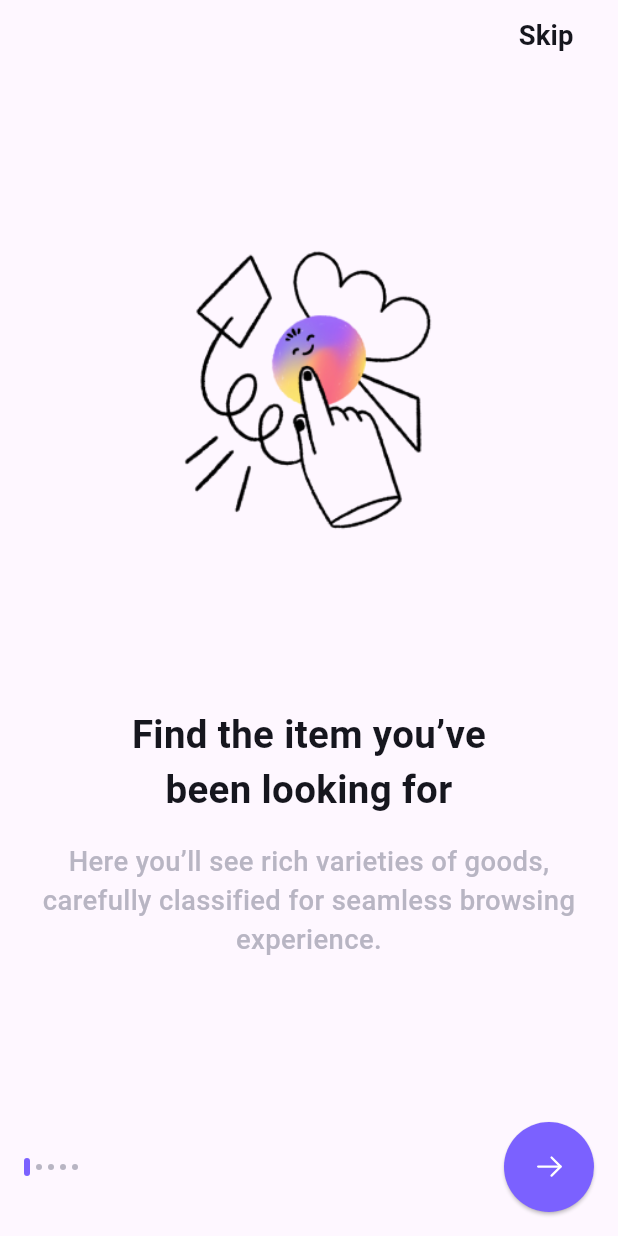
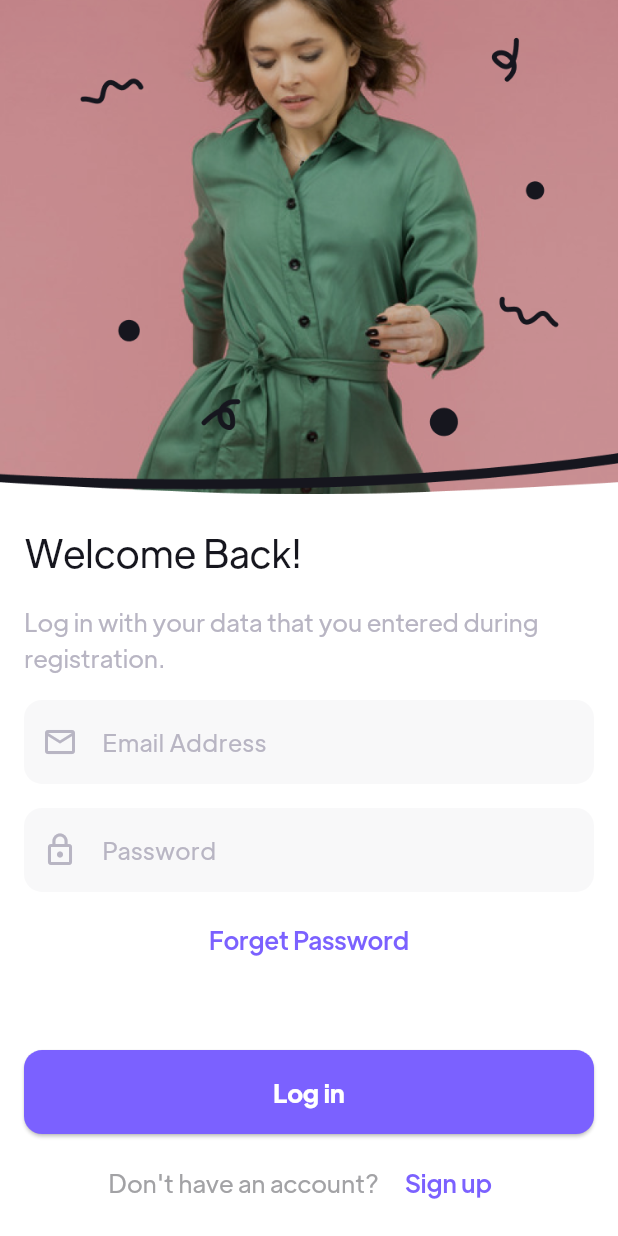
Before and after one commit to AhmedHussein1000/shoplon, a Flutter app: the screen it shows after launch, after a tap on "Skip", on a phone screen of 412 x 824 dp. Run offline on Flutter 3.47's test engine with Material 3 defaults, Android fonts, the light colour scheme and no system bars; our stand-ins replace device_preview, flutter_svg.

Commit message:
Added login screen
Added login UI.
Added Routes class.
Added Navigation from onboarding to login screen.
Added default padding  equals 16.

```diff
--- /dev/null
+++ b/devtools_options.yaml
@@ -0,0 +1,3 @@
+description: This file stores settings for Dart & Flutter DevTools.
+documentation: https://docs.flutter.dev/tools/devtools/extensions#configure-extension-enablement-states
+extensions:
--- a/lib/main.dart
+++ b/lib/main.dart
@@ -1,12 +1,15 @@
 import 'package:device_preview/device_preview.dart';
 import 'package:flutter/material.dart';
-import 'package:shoplon/screens/onboarding/onboarding_screen.dart';
+import 'package:shoplon/utils/helpers/routes.dart';
+import 'package:shoplon/utils/theme/app_theme.dart';
 
 void main() {
-  runApp(  DevicePreview(
-    enabled: true,
-    builder: (context) => const MyApp(), // Wrap your app
-  ),);
+  runApp(
+    DevicePreview(
+      enabled: false,
+      builder: (context) => const MyApp(), // Wrap your app
+    ),
+  );
 }
 
 class MyApp extends StatelessWidget {
@@ -15,13 +18,16 @@
   // This widget is the root of your application.
   @override
   Widget build(BuildContext context) {
-    return  MaterialApp(
+    return MaterialApp(
+      theme: AppTheme.lightTheme(context),
+      themeMode: ThemeMode.light,
       title: 'shoplon',
       debugShowCheckedModeBanner: false,
-       useInheritedMediaQuery: true,
+      useInheritedMediaQuery: true,
       locale: DevicePreview.locale(context),
       builder: DevicePreview.appBuilder,
-      home:const  OnboardingScreen(),
+      routes: Routes.appRoutes,
+      initialRoute: Routes.onboarding,
     );
   }
 }
--- /dev/null
+++ b/lib/screens/login/login_screen.dart
@@ -0,0 +1,68 @@
+import 'package:flutter/material.dart';
+import 'package:shoplon/screens/login/widgets/login_form.dart';
+import 'package:shoplon/utils/assets.dart';
+import 'package:shoplon/utils/helpers/constants.dart';
+import 'package:shoplon/utils/size_config.dart';
+import 'package:shoplon/utils/styles.dart';
+import 'package:shoplon/utils/widgets/have_account_or_not.dart';
+
+class LoginScreen extends StatelessWidget {
+  const LoginScreen({super.key});
+
+  @override
+  Widget build(BuildContext context) {
+    return Scaffold(
+      extendBodyBehindAppBar: true,
+      body: SingleChildScrollView(
+        child: Column(
+          children: [
+            Image.asset(
+              Assets.imagesIllustrationLoginDark,
+              height: SizeConfig.screenHeight * 0.40,
+              fit: BoxFit.fill,
+              width: double.infinity,
+            ),
+            Padding(
+              padding: const EdgeInsets.symmetric(
+                horizontal: kdefaultPadding,
+              ),
+              child: Column(
+                crossAxisAlignment: CrossAxisAlignment.start,
+                children: [
+                  const SizedBox(
+                    height: 20,
+                  ),
+                  Text(
+                    'Welcome Back!',
+                    style: Styles.styleRegular28(context),
+                  ),
+                  const SizedBox(
+                    height: kdefaultPadding,
+                  ),
+                  Text(
+                    'Log in with your data that you entered during registration. ',
+                    style: Styles.styleRegular18(context)
+                        .copyWith(color: kgreyColor),
+                  ),
+                  const SizedBox(
+                    height: kdefaultPadding,
+                  ),
+                  const LoginForm(),
+                  const SizedBox(
+                    height: kdefaultPadding / 2,
+                  ),
+                  const HaveAccountOrNot(
+                    inLoginScreen: true,
+                  ),
+                  const SizedBox(
+                    height: kdefaultPadding * 1.5,
+                  ),
+                ],
+              ),
+            )
+          ],
+        ),
+      ),
+    );
+  }
+}
--- /dev/null
+++ b/lib/screens/login/widgets/login_form.dart
@@ -0,0 +1,64 @@
+import 'package:flutter/material.dart';
+import 'package:shoplon/utils/helpers/constants.dart';
+import 'package:shoplon/utils/size_config.dart';
+import 'package:shoplon/utils/styles.dart';
+import 'package:shoplon/utils/widgets/custom_button.dart';
+import 'package:shoplon/utils/widgets/custom_text_button.dart';
+import 'package:shoplon/utils/widgets/custom_textformfield.dart';
+
+class LoginForm extends StatefulWidget {
+  const LoginForm({super.key});
+
+  @override
+  State<LoginForm> createState() => _LoginFormState();
+}
+
+class _LoginFormState extends State<LoginForm> {
+  final GlobalKey<FormState> _globalKey = GlobalKey();
+  @override
+  Widget build(BuildContext context) {
+    return Form(
+      key: _globalKey,
+      child: Column(
+        children: [
+          const CustomTextformfield(
+              hintText: 'Email Address',
+              keyboardType: TextInputType.emailAddress,
+              iconData: Icons.email_outlined,
+              obscureText: false),
+          const SizedBox(
+            height: kdefaultPadding,
+          ),
+          const CustomTextformfield(
+              hintText: 'Password',
+              iconData: Icons.lock_outline,
+              obscureText: true),
+          const SizedBox(
+            height: kdefaultPadding / 2,
+          ),
+          Align(
+            alignment: Alignment.center,
+            child: CustomTextButton(
+                onPressed: () {
+                  // context.pushNamed(Routes.forgetPassword);
+                },
+                textBtn: 'Forget Password',
+                textStyle: Styles.styleMedium18(context)),
+          ),
+          SizedBox(
+            height: SizeConfig.screenHeight > 700
+                ? SizeConfig.screenHeight * 0.06
+                : kdefaultPadding,
+          ),
+          CustomButton(
+              onPressed: () {
+                if (_globalKey.currentState!.validate()) {
+                  //context.pushNamed(Routes.home);
+                }
+              },
+              text: 'Log in')
+        ],
+      ),
+    );
+  }
+}
--- a/lib/screens/onboarding/onboarding_screen.dart
+++ b/lib/screens/onboarding/onboarding_screen.dart
@@ -9,6 +9,7 @@ class OnboardingScreen extends StatelessWidget {
   Widget build(BuildContext context) {
     SizeConfig.init(context);
     return const  Scaffold(
+      extendBodyBehindAppBar: true,
       body: SafeArea(
           child: Padding(
             padding:  EdgeInsets.symmetric( horizontal:  16.0),
--- a/lib/screens/onboarding/widgets/onboarding_body.dart
+++ b/lib/screens/onboarding/widgets/onboarding_body.dart
@@ -2,6 +2,8 @@ import 'package:flutter/material.dart';
 import 'package:shoplon/models/onboarding_model.dart';
 import 'package:shoplon/screens/onboarding/widgets/next_page_indicators_row.dart';
 import 'package:shoplon/screens/onboarding/widgets/onboarding_pageview.dart';
+import 'package:shoplon/utils/helpers/extensions.dart';
+import 'package:shoplon/utils/helpers/routes.dart';
 import 'package:shoplon/utils/styles.dart';
 
 class OnBoardingBody extends StatefulWidget {
@@ -41,7 +43,7 @@ class _OnboardingBodyState extends State<OnBoardingBody> {
           alignment: Alignment.centerRight,
           child: TextButton(
               onPressed: () {
-                //context.pushNamed(LoginScreen);
+                context.pushNamed(Routes.login);
               },
               child: Text(
                 'Skip',
@@ -53,7 +55,7 @@ class _OnboardingBodyState extends State<OnBoardingBody> {
           if(currentPage < onboardingData.length - 1){
           pageController.nextPage(duration: const Duration(milliseconds: 300), curve: Curves.easeInOut);
           }else{
-            //context.pushNamed(LoginScreen);
+            context.pushNamed(Routes.login);
           }
         }, pageIndex: currentPage),
         const SizedBox(height: 16,)
--- a/lib/utils/helpers/constants.dart
+++ b/lib/utils/helpers/constants.dart
@@ -1,5 +1,5 @@
 import 'package:flutter/material.dart';
-
+ const double kdefaultPadding = 16;
  const Color kprimaryColor = Color(0xFF7B61FF);
 
 const MaterialColor kprimaryMaterialColor =
--- /dev/null
+++ b/lib/utils/helpers/routes.dart
@@ -0,0 +1,14 @@
+import 'package:flutter/material.dart';
+import 'package:shoplon/screens/login/login_screen.dart';
+import 'package:shoplon/screens/onboarding/onboarding_screen.dart';
+
+class Routes {
+  static const String onboarding = '/';
+static const String login = '/login';
+static const String signup = '/signup';
+static Map<String, Widget Function(BuildContext)> appRoutes = {
+  Routes.onboarding: (context) =>  const OnboardingScreen(),
+  Routes.login : (context) =>  const LoginScreen(),
+ // Routes.signup : (context) =>  const SignupScreen(),
+};
+}
--- a/lib/utils/styles.dart
+++ b/lib/utils/styles.dart
@@ -2,20 +2,31 @@ import 'package:flutter/material.dart';
 import 'package:shoplon/utils/helpers/constants.dart';
 
 abstract class Styles {
-
-
+  static TextStyle styleMedium18(BuildContext context) => TextStyle(
+        fontSize: getResponsiveFontSize(context, fontSize: 18),
+        fontWeight: FontWeight.w500,
+      );
+  static TextStyle styleRegular18(BuildContext context) => TextStyle(
+        fontSize: getResponsiveFontSize(context, fontSize: 18),
+        fontWeight: FontWeight.w400,
+      );
+  static TextStyle styleSemiBold18(BuildContext context) => TextStyle(
+        fontSize: getResponsiveFontSize(context, fontSize: 18),
+        fontWeight: FontWeight.w600,
+      );
   static TextStyle styleBold20(BuildContext context) => TextStyle(
         fontSize: getResponsiveFontSize(context, fontSize: 20),
         fontWeight: FontWeight.w700,
-        color:  kblackColor,
+        color: kblackColor,
       );
+  static TextStyle styleRegular28(BuildContext context) => TextStyle(
+      fontSize: getResponsiveFontSize(context, fontSize: 28),
+      fontWeight: FontWeight.w400,
+      color: kblackColor);
        static TextStyle styleBold28(BuildContext context) => TextStyle(
-        fontSize: getResponsiveFontSize(context, fontSize: 28),
-        fontWeight: FontWeight.w700,
-        color: kblackColor
-      );
-
-
+      fontSize: getResponsiveFontSize(context, fontSize: 28),
+      fontWeight: FontWeight.w700,
+      color: kblackColor);
 
   // static TextStyle styleRegular16(BuildContext context) => TextStyle(
   //     fontSize: getResponsiveFontSize(context, fontSize: 16),
@@ -93,8 +104,7 @@ abstract class Styles {
 double getScaleFactor(BuildContext context) {
   double width = MediaQuery.of(context).size.width;
 
-    return width / 450;
-
+  return width / 450;
 }
 
 double getResponsiveFontSize(BuildContext context, {required double fontSize}) {
--- /dev/null
+++ b/lib/utils/widgets/custom_button.dart
@@ -0,0 +1,15 @@
+import 'package:flutter/material.dart';
+import 'package:shoplon/utils/styles.dart';
+
+class CustomButton extends StatelessWidget {
+  const CustomButton({super.key, required this.onPressed, required this.text});
+  final void Function() onPressed;
+ final String text;
+  @override
+  Widget build(BuildContext context) {
+    return  ElevatedButton(
+      onPressed: onPressed,
+      child: Text(text,style: Styles.styleSemiBold18(context) ,),
+    );
+  }
+}
--- /dev/null
+++ b/lib/utils/widgets/custom_text_button.dart
@@ -0,0 +1,16 @@
+import 'package:flutter/material.dart';
+
+class CustomTextButton extends StatelessWidget {
+  const CustomTextButton({super.key, required this.onPressed, required this.textBtn, required this.textStyle});
+final  void Function() onPressed;
+final String textBtn;
+final TextStyle textStyle;
+  @override
+  Widget build(BuildContext context) {
+    return TextButton(
+
+      onPressed: onPressed,
+      child: Text(textBtn,style: textStyle),
+    );
+  }
+}
--- /dev/null
+++ b/lib/utils/widgets/custom_textformfield.dart
@@ -0,0 +1,27 @@
+import 'package:flutter/material.dart';
+import 'package:shoplon/utils/helpers/constants.dart';
+
+class CustomTextformfield extends StatelessWidget {
+  const CustomTextformfield({super.key, required this.hintText, required this.iconData, required this.obscureText, this.keyboardType});
+  final String hintText;
+  final IconData iconData;
+  final bool obscureText;
+  final TextInputType? keyboardType;
+  @override
+  Widget build(BuildContext context) {
+    return TextFormField(
+      validator: (value) {
+        if (value == null || value.isEmpty) {
+          return 'Please enter your $hintText';
+        } else {
+          return null;
+        }
+      },
+      keyboardType:keyboardType ?? TextInputType.none ,
+      obscureText:obscureText ,
+      decoration: InputDecoration(
+
+          hintText: hintText, prefixIcon: Icon(iconData, color: kgreyColor)),
+    );
+  }
+}
--- /dev/null
+++ b/lib/utils/widgets/have_account_or_not.dart
@@ -0,0 +1,38 @@
+import 'package:flutter/material.dart';
+import 'package:shoplon/utils/helpers/extensions.dart';
+import 'package:shoplon/utils/helpers/routes.dart';
+import 'package:shoplon/utils/styles.dart';
+import 'package:shoplon/utils/widgets/custom_text_button.dart';
+
+class HaveAccountOrNot extends StatelessWidget {
+  const HaveAccountOrNot({super.key, required this.inLoginScreen});
+  final bool inLoginScreen;
+  @override
+  Widget build(BuildContext context) {
+    return Row(
+      mainAxisAlignment: MainAxisAlignment.center,
+      children: [
+        inLoginScreen
+            ? Text(
+                'Don\'t have an account?',
+                style: Styles.styleRegular18(context),
+              )
+            : Text(
+                'Already have an account?',
+                style: Styles.styleRegular18(context),
+              ),
+        const SizedBox(
+          width: 5,
+        ),
+        CustomTextButton(
+            onPressed: () {
+              inLoginScreen
+                  ? context.pushReplacementNamed(Routes.signup)
+                  : context.pushReplacementNamed(Routes.login);
+            },
+            textBtn: inLoginScreen ? 'Sign up' : 'Log in',
+            textStyle: Styles.styleMedium18(context))
+      ],
+    );
+  }
+}
```
Also changed, not shown: pubspec.lock.
